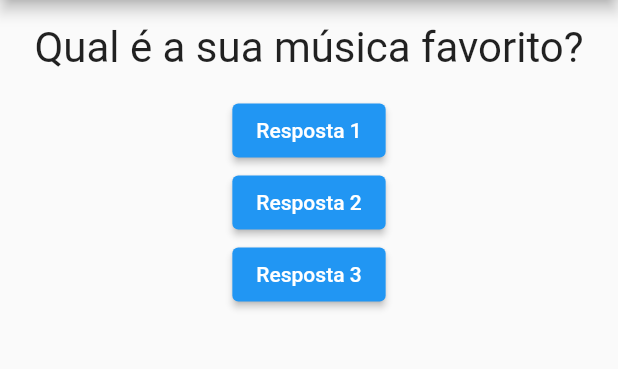
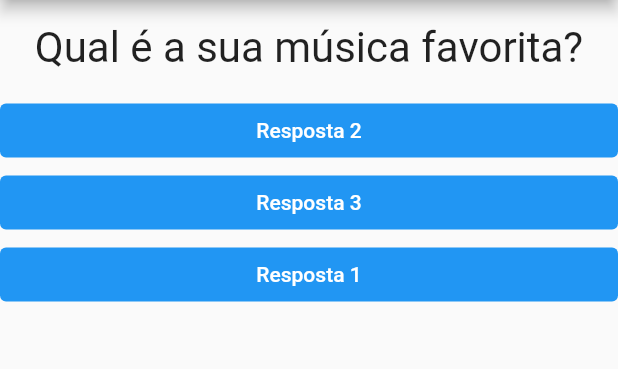
Before and after one commit to marcelookasaki/dart_perguntas, a Flutter app: the screen it shows after launch, after a tap on "Resposta 2", on a phone screen of 412 x 824 dp, the part 84-453 px from its top. Run offline on Flutter 3.47's test engine with Material 2 defaults, Android fonts, the phone set to English and light mode, and no system bars.

Commit message:
Arquivo resposta.dart adicionado

```diff
--- a/lib/main.dart
+++ b/lib/main.dart
@@ -1,5 +1,6 @@
 import 'package:flutter/material.dart';
 import 'questao.dart';
+import 'resposta.dart';
 
 main() => runApp(PerguntaApp());
 
@@ -10,14 +11,13 @@ class _PerguntaAppState extends State<PerguntaApp> {
     setState(() {
       _perguntaSelecionada++;
     });
-    print('Pergunta respondida!');
   }
 
   @override
   Widget build(BuildContext context) {
     final List<String> perguntas = [
       'Qual é a sua banda favorita?',
-      'Qual é a sua música favorito?',
+      'Qual é a sua música favorita?',
     ];
 
     return MaterialApp(
@@ -28,9 +28,9 @@ class _PerguntaAppState extends State<PerguntaApp> {
         body: Column(
           children: [
             Questao(perguntas[_perguntaSelecionada]),
-            ElevatedButton(onPressed: _responder, child: Text('Resposta 1')),
-            ElevatedButton(onPressed: _responder, child: Text('Resposta 2')),
-            ElevatedButton(onPressed: _responder, child: Text('Resposta 3')),
+            Resposta('Resposta 2', _responder),
+            Resposta('Resposta 3', _responder),
+            Resposta('Resposta 1', _responder),
           ],
         ),
       ),
--- /dev/null
+++ b/lib/resposta.dart
@@ -0,0 +1,22 @@
+import 'package:flutter/material.dart';
+
+class Resposta extends StatelessWidget {
+  final String texto;
+  final void Function() onSelected;
+
+  Resposta(this.texto, this.onSelected);
+
+  @override
+  Widget build(BuildContext context) {
+    return Container(
+      width: double.infinity,
+      child: ElevatedButton(
+          style: ElevatedButton.styleFrom(
+            onPrimary: Theme.of(context).colorScheme.onPrimary,
+            primary: Theme.of(context).colorScheme.primary,
+          ).copyWith(elevation: ButtonStyleButton.allOrNull(0.0)),
+          onPressed: onSelected,
+          child: Text(texto)),
+    );
+  }
+}
```
